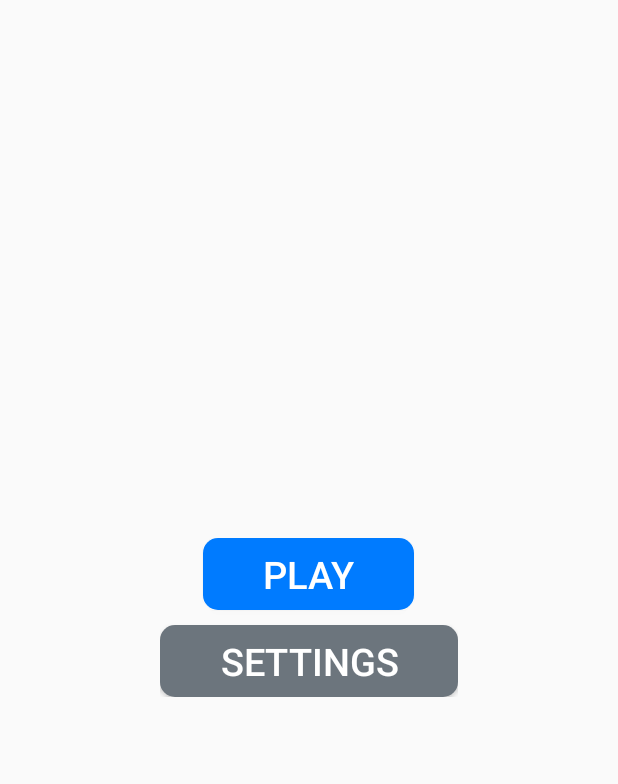
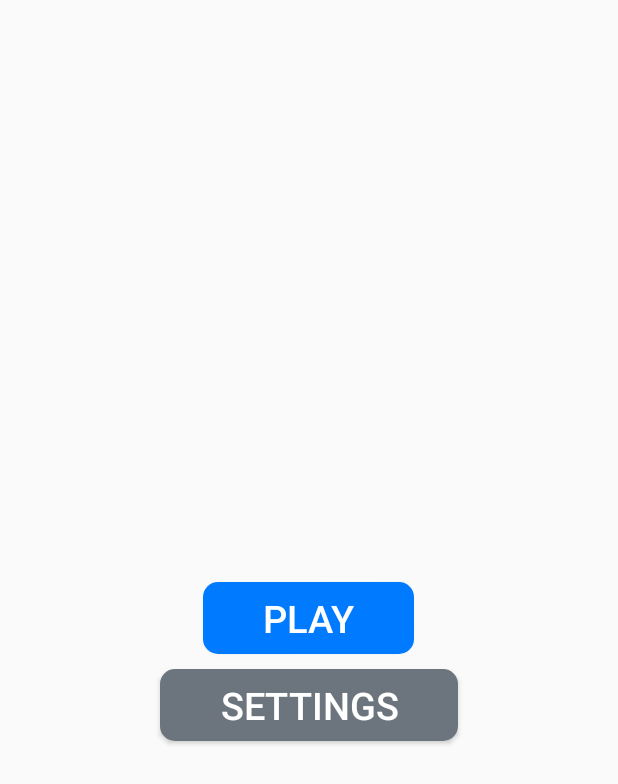
Before and after one commit to cesar93683/Gyro-Maze, an Android app: the screen it shows after launch (MainActivity), on a phone screen of 412 x 824 dp. Shown: the top 784 px of the screen. Run offline under Robolectric (Android 15) with nearby library versions, the phone set to English and light mode, and no system bars.

Commit message:
fixed warnings

```diff
--- a/app/src/main/res/layout/activity_main.xml
+++ b/app/src/main/res/layout/activity_main.xml
@@ -5,36 +5,31 @@
     android:layout_width="match_parent"
     android:layout_height="match_parent">
 
-    <LinearLayout
-        android:layout_width="wrap_content"
-        android:layout_height="wrap_content"
-        android:layout_centerHorizontal="true"
-        android:layout_centerVertical="true"
-        android:orientation="vertical"
-        android:gravity="center_horizontal">
-
     <Button
         android:layout_width="wrap_content"
         android:layout_height="wrap_content"
+        android:layout_centerInParent="true"
+        android:background="@drawable/button_blue"
         android:layout_marginBottom="10dp"
-            android:background="@drawable/button_blue"
-            android:onClick="playClick"
         android:paddingLeft="40dp"
         android:paddingRight="40dp"
-            android:text="Play"
+        android:onClick="playClick"
+        android:text="@string/main_play_button_text"
+        android:id="@+id/play_button"
         android:textColor="@color/white"
         android:textSize="25sp" />
 
     <Button
         android:layout_width="wrap_content"
         android:layout_height="wrap_content"
+        android:layout_below="@+id/play_button"
+        android:layout_centerHorizontal="true"
         android:background="@drawable/button_gray"
         android:onClick="settingsClick"
         android:paddingLeft="40dp"
         android:paddingRight="40dp"
-            android:text="Settings"
+        android:text="@string/main_settings_button_text"
         android:textColor="@color/white"
         android:textSize="25sp" />
-    </LinearLayout>
 
 </RelativeLayout>
--- a/app/src/main/res/layout/gray_star.xml
+++ b/app/src/main/res/layout/gray_star.xml
@@ -4,4 +4,4 @@
     android:layout_width="40dp"
     android:layout_height="40dp"
     android:background="@drawable/ic_star_gray"
-    android:contentDescription="Star Image" />
+    android:contentDescription="@string/star_image_desc" />
--- a/app/src/main/res/values/strings.xml
+++ b/app/src/main/res/values/strings.xml
@@ -1,3 +1,9 @@
 <resources>
     <string name="app_name">Gyro Maze</string>
+    <string name="main_play_button_text">Play</string>
+    <string name="main_settings_button_text">Settings</string>
+    <string name="star_image_desc">Star Image</string>
+    <string name="level_locked_text_view_text">Locked.</string>
+    <string name="level_unlocked_text_view_text">Not completed yet.</string>
+    <string name="level_level_text_view_text">Level %d</string>
 </resources>
```
Also changed, not shown: app/src/main/java/com/example/ceamaya/gyromaze/LevelAdapter.java (+5 -4 lines). Lines whose indentation alone changed are shown as unchanged.
